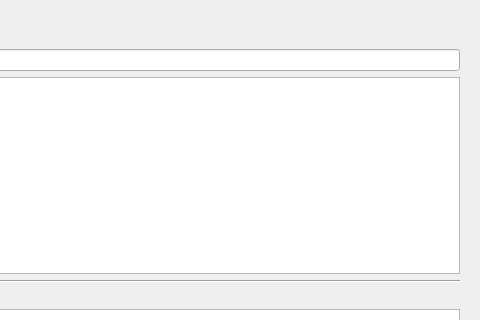
The window that ui/wizards/billitemwizard.ui (PhilippParis/BusinessManager) describes before a commit, drawn with Qt 5; both pictures show x 203 to 683 and y 0 to 320 of the 683 by 600 pixel window.
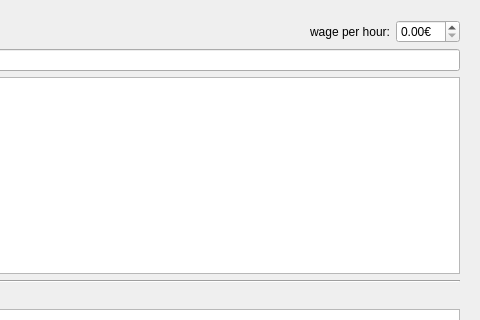
The same window after the commit. Icons and pictures are not drawn.

Patch:
```diff
--- a/ui/wizards/billitemwizard.ui
+++ b/ui/wizards/billitemwizard.ui
@@ -53,6 +53,20 @@
         </property>
        </spacer>
       </item>
+      <item>
+       <widget class="QLabel" name="label_2">
+        <property name="text">
+         <string>wage per hour:</string>
+        </property>
+       </widget>
+      </item>
+      <item>
+       <widget class="QDoubleSpinBox" name="sbWage">
+        <property name="suffix">
+         <string>€</string>
+        </property>
+       </widget>
+      </item>
      </layout>
     </item>
     <item>
```
Left out of the diff: 12 changed lines with no effect on the pictures.
